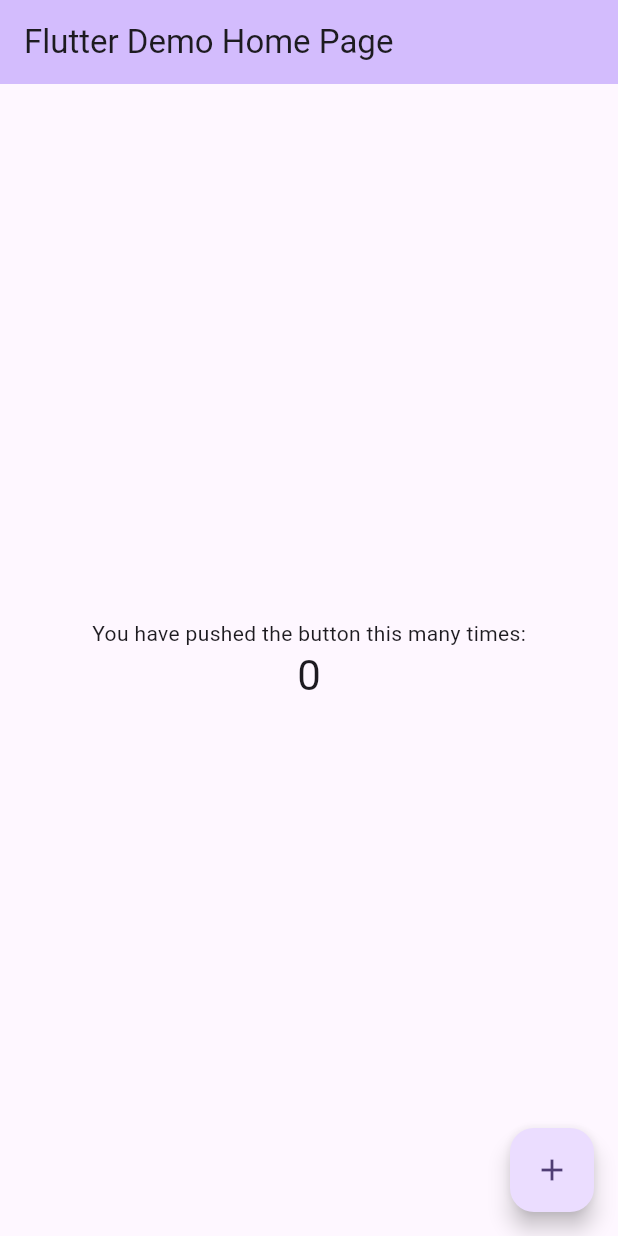
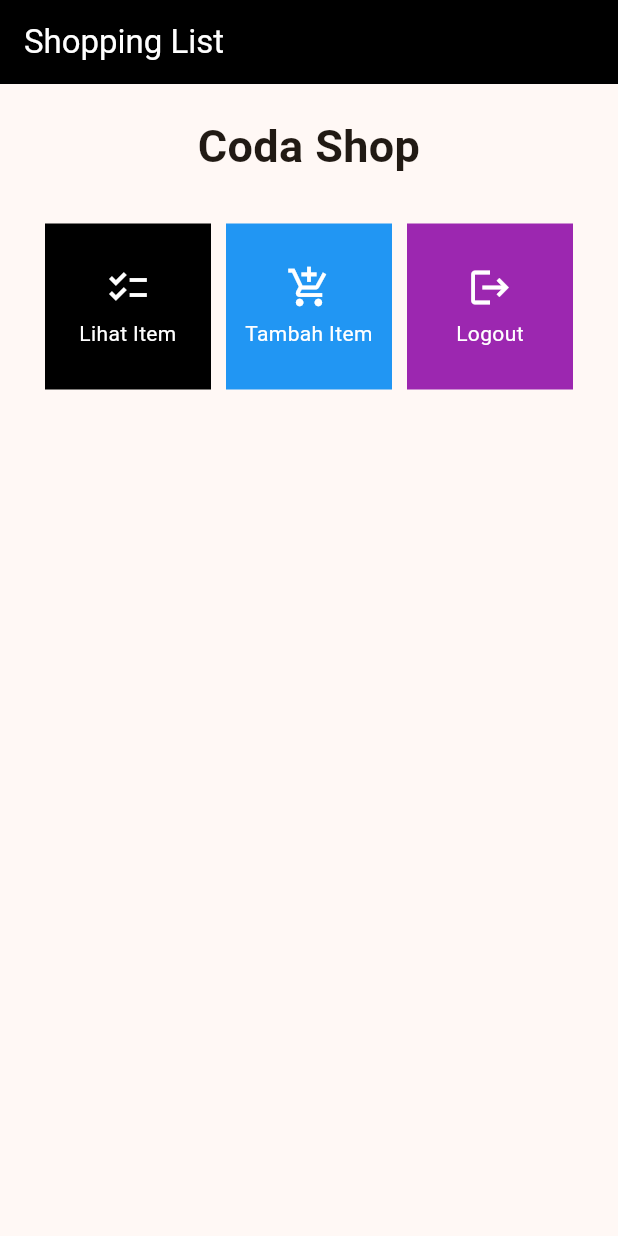
Before and after one commit to codaaa19/codashop, a Flutter app: the screen it shows after launch, on a phone screen of 412 x 824 dp. Run offline on Flutter 3.47's test engine with Material 2 defaults, Android fonts, the phone set to English and light mode, and no system bars.

Commit message:
Done coding

```diff
--- a/lib/main.dart
+++ b/lib/main.dart
@@ -1,4 +1,5 @@
 import 'package:flutter/material.dart';
+import 'package:codashop/menu.dart';
 
 void main() {
   runApp(const MyApp());
@@ -28,98 +29,10 @@
         //
         // This works for code too, not just values: Most code changes can be
         // tested with just a hot reload.
-        colorScheme: ColorScheme.fromSeed(seedColor: Colors.deepPurple),
+        colorScheme: ColorScheme.fromSeed(seedColor: Colors.orange),
         useMaterial3: true,
       ),
-      home: const MyHomePage(title: 'Flutter Demo Home Page'),
+      home: MyHomePage()
     );
   }
 }
-
-class MyHomePage extends StatefulWidget {
-  const MyHomePage({super.key, required this.title});
-
-  // This widget is the home page of your application. It is stateful, meaning
-  // that it has a State object (defined below) that contains fields that affect
-  // how it looks.
-
-  // This class is the configuration for the state. It holds the values (in this
-  // case the title) provided by the parent (in this case the App widget) and
-  // used by the build method of the State. Fields in a Widget subclass are
-  // always marked "final".
-
-  final String title;
-
-  @override
-  State<MyHomePage> createState() => _MyHomePageState();
-}
-
-class _MyHomePageState extends State<MyHomePage> {
-  int _counter = 0;
-
-  void _incrementCounter() {
-    setState(() {
-      // This call to setState tells the Flutter framework that something has
-      // changed in this State, which causes it to rerun the build method below
-      // so that the display can reflect the updated values. If we changed
-      // _counter without calling setState(), then the build method would not be
-      // called again, and so nothing would appear to happen.
-      _counter++;
-    });
-  }
-
-  @override
-  Widget build(BuildContext context) {
-    // This method is rerun every time setState is called, for instance as done
-    // by the _incrementCounter method above.
-    //
-    // The Flutter framework has been optimized to make rerunning build methods
-    // fast, so that you can just rebuild anything that needs updating rather
-    // than having to individually change instances of widgets.
-    return Scaffold(
-      appBar: AppBar(
-        // TRY THIS: Try changing the color here to a specific color (to
-        // Colors.amber, perhaps?) and trigger a hot reload to see the AppBar
-        // change color while the other colors stay the same.
-        backgroundColor: Theme.of(context).colorScheme.inversePrimary,
-        // Here we take the value from the MyHomePage object that was created by
-        // the App.build method, and use it to set our appbar title.
-        title: Text(widget.title),
-      ),
-      body: Center(
-        // Center is a layout widget. It takes a single child and positions it
-        // in the middle of the parent.
-        child: Column(
-          // Column is also a layout widget. It takes a list of children and
-          // arranges them vertically. By default, it sizes itself to fit its
-          // children horizontally, and tries to be as tall as its parent.
-          //
-          // Column has various properties to control how it sizes itself and
-          // how it positions its children. Here we use mainAxisAlignment to
-          // center the children vertically; the main axis here is the vertical
-          // axis because Columns are vertical (the cross axis would be
-          // horizontal).
-          //
-          // TRY THIS: Invoke "debug painting" (choose the "Toggle Debug Paint"
-          // action in the IDE, or press "p" in the console), to see the
-          // wireframe for each widget.
-          mainAxisAlignment: MainAxisAlignment.center,
-          children: <Widget>[
-            const Text(
-              'You have pushed the button this many times:',
-            ),
-            Text(
-              '$_counter',
-              style: Theme.of(context).textTheme.headlineMedium,
-            ),
-          ],
-        ),
-      ),
-      floatingActionButton: FloatingActionButton(
-        onPressed: _incrementCounter,
-        tooltip: 'Increment',
-        child: const Icon(Icons.add),
-      ), // This trailing comma makes auto-formatting nicer for build methods.
-    );
-  }
-}
--- /dev/null
+++ b/lib/menu.dart
@@ -0,0 +1,116 @@
+import 'package:flutter/material.dart';
+
+class MyHomePage extends StatelessWidget {
+    MyHomePage({Key? key}) : super(key: key);
+
+    final List<ShopItem> items = [
+    ShopItem("Lihat Item", Icons.checklist, Colors.black),
+    ShopItem("Tambah Item", Icons.add_shopping_cart, Colors.blue),
+    ShopItem("Logout", Icons.logout, Colors.purple),
+    ];
+
+
+    @override
+    Widget build(BuildContext context) {
+        return Scaffold(
+            appBar: AppBar(
+        title: const Text(
+          'Shopping List',
+          style: TextStyle(color: Colors.white),
+        ),
+        backgroundColor: Colors.black,
+      ),
+      body: SingleChildScrollView(
+        // Widget wrapper yang dapat discroll
+        child: Padding(
+          padding: const EdgeInsets.all(10.0), // Set padding dari halaman
+          child: Column(
+            // Widget untuk menampilkan children secara vertikal
+            children: <Widget>[
+              const Padding(
+                padding: EdgeInsets.only(top: 10.0, bottom: 10.0),
+                // Widget Text untuk menampilkan tulisan dengan alignment center dan style yang sesuai
+                child: Text(
+                  'Coda Shop', // Text yang menandakan toko
+                  textAlign: TextAlign.center,
+                  style: TextStyle(
+                    fontSize: 30,
+                    fontWeight: FontWeight.bold,
+                  ),
+                ),
+              ),
+              // Grid layout
+              GridView.count(
+                // Container pada card kita.
+                primary: true,
+                padding: const EdgeInsets.all(20),
+                crossAxisSpacing: 10,
+                mainAxisSpacing: 10,
+                crossAxisCount: 3,
+                shrinkWrap: true,
+                children: items.map((ShopItem item) {
+                  // Iterasi untuk setiap item
+                  return ShopCard(item);
+                }).toList(),
+              ),
+            ],
+          ),
+        ),
+      ),
+    );
+    }
+}
+
+class ShopItem {
+  final String name;
+  final IconData icon;
+  final Color color;
+
+  ShopItem(this.name, this.icon, this.color);
+}
+
+class ShopCard extends StatelessWidget {
+  final ShopItem item;
+
+  const ShopCard(this.item, {super.key}); // Constructor
+
+  @override
+  Widget build(BuildContext context) {
+    return Material(
+      color: item.color,
+      child: InkWell(
+        // Area responsive terhadap sentuhan
+        onTap: () {
+          // Memunculkan SnackBar ketika diklik
+          ScaffoldMessenger.of(context)
+            ..hideCurrentSnackBar()
+            ..showSnackBar(SnackBar(
+                content: Text("Kamu telah menekan tombol ${item.name}!"), backgroundColor: item.color));
+
+        },
+        child: Container(
+          // Container untuk menyimpan Icon dan Text
+          padding: const EdgeInsets.all(8),
+          child: Center(
+            child: Column(
+              mainAxisAlignment: MainAxisAlignment.center,
+              children: [
+                Icon(
+                  item.icon,
+                  color: Colors.white,
+                  size: 30.0,
+                ),
+                const Padding(padding: EdgeInsets.all(3)),
+                Text(
+                  item.name,
+                  textAlign: TextAlign.center,
+                  style: const TextStyle(color: Colors.white),
+                ),
+              ],
+            ),
+          ),
+        ),
+      ),
+    );
+  }
+}
```
Also changed, not shown: 1 other file.
